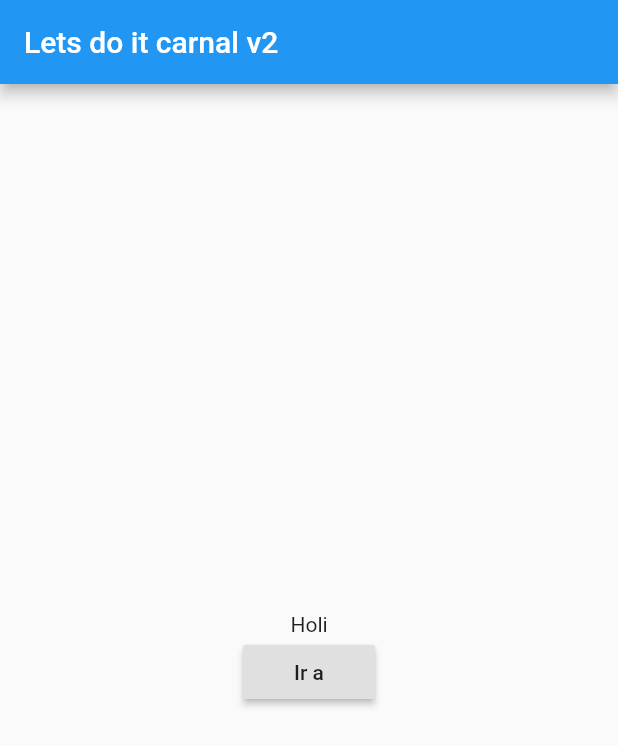
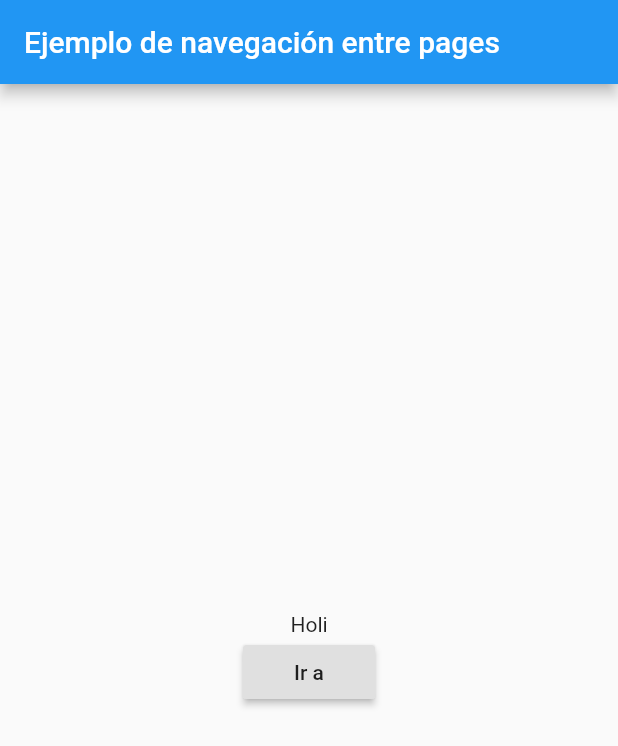
Before and after one commit to MrFlz/flutter1repo, a Flutter app: the screen it shows after launch, on a phone screen of 412 x 824 dp. Shown: the top 746 px of the screen. Run offline on Flutter 3.47's test engine with Material 2 defaults, Android fonts, the phone set to English and light mode, and no system bars.

Commit message:
cambio de titulos

```diff
--- a/lib/main.dart
+++ b/lib/main.dart
@@ -11,11 +11,11 @@ class MyApp extends StatelessWidget {
   @override
   Widget build(BuildContext context) {
     return MaterialApp(
-      title: 'Flutter Demon Days',
+      title: 'Navigator',
       theme: ThemeData(
         primarySwatch: Colors.blue,
       ),
-      home: const MyHomePage(title: 'Lets do it carnal v2'),
+      home: const MyHomePage(title: 'Ejemplo de navegación entre pages'),
     );
   }
 }
```
